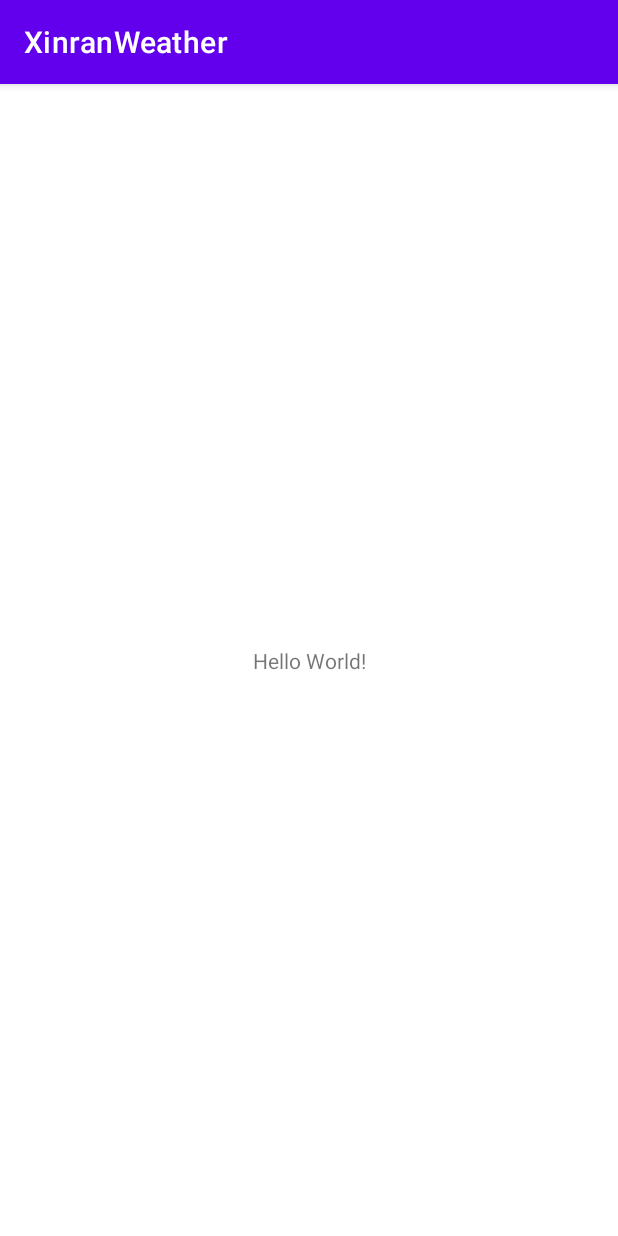
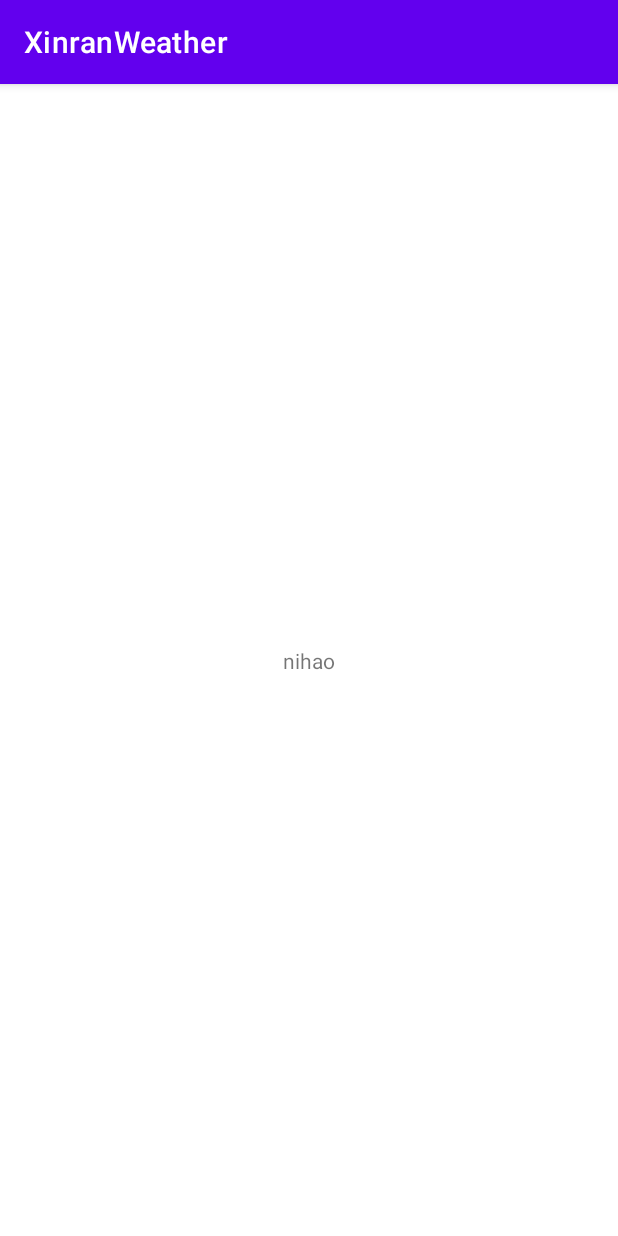
Before and after one commit to fallling/XinranWeather, an Android app: the screen it shows after launch (MainActivity), on a phone screen of 412 x 824 dp. Run offline under Robolectric (Android 15) with nearby library versions, the phone set to English and light mode, and no system bars.

Commit message:
Default Changelist

```diff
--- a/app/src/main/java/com/example/xinranweather/MainActivity.kt
+++ b/app/src/main/java/com/example/xinranweather/MainActivity.kt
@@ -2,10 +2,14 @@ package com.example.xinranweather
 
 import androidx.appcompat.app.AppCompatActivity
 import android.os.Bundle
+import android.widget.TextView
 
 class MainActivity : AppCompatActivity() {
     override fun onCreate(savedInstanceState: Bundle?) {
         super.onCreate(savedInstanceState)
         setContentView(R.layout.activity_main)
+
+        val textView:TextView = findViewById(R.id.textView)
+        textView.text = "nihao"
     }
 }
--- a/app/src/main/res/layout/activity_main.xml
+++ b/app/src/main/res/layout/activity_main.xml
@@ -7,6 +7,7 @@
     tools:context=".MainActivity">
 
     <TextView
+        android:id="@+id/textView"
         android:layout_width="wrap_content"
         android:layout_height="wrap_content"
         android:text="Hello World!"
```
